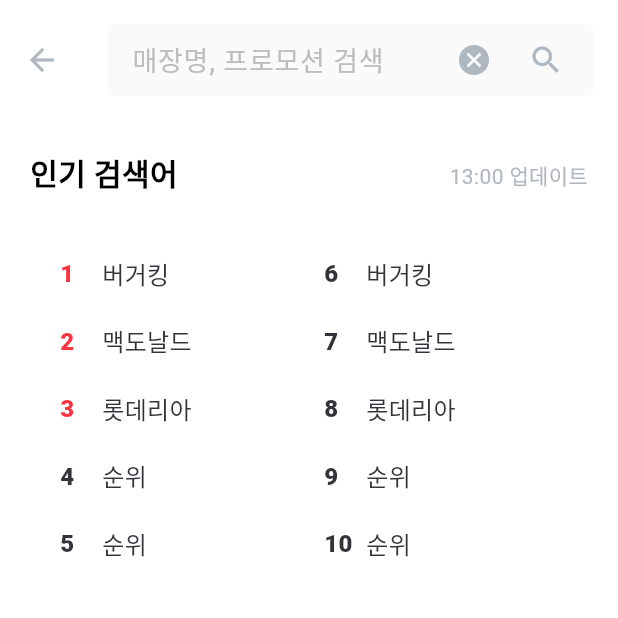
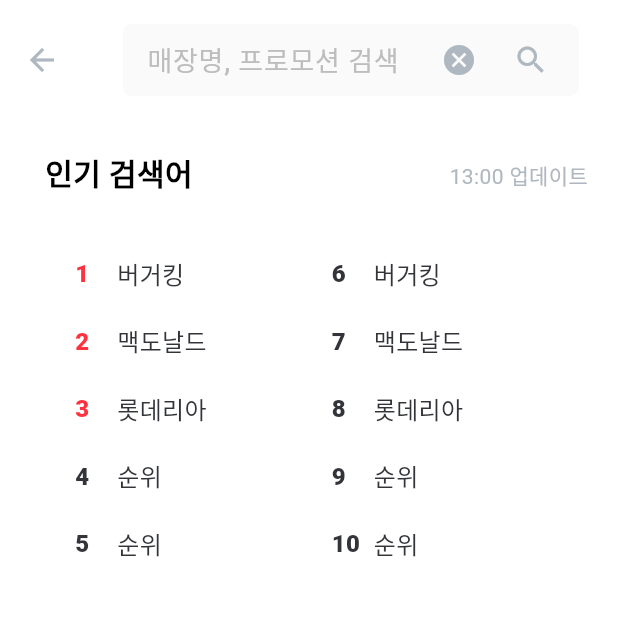
Before and after one commit to ApptiveDev/NOCHIGIMA, a Flutter app: the SearchPromotion screen opened directly, on a phone screen of 412 x 824 dp, the top half of it. Run offline on Flutter 3.47's test engine with Material 3 defaults, Android fonts, the phone set to English and light mode, and no system bars; our stand-ins replace carousel_slider, flutter_svg; Roboto replaces fonts that are missing (Pretendard).

Commit message:
design: search bar padding 조절

```diff
--- a/frontend/lib/screens/brand-promotion/search_promo_screen.dart
+++ b/frontend/lib/screens/brand-promotion/search_promo_screen.dart
@@ -25,7 +25,9 @@ class _SearchPromotionState extends State<SearchPromotion> {
         backgroundColor: Colors.white,
         elevation: 0,
         iconTheme: IconThemeData(color: Color(0xFFAFB8C1)),
-        title: SearchBar(
+        title: Padding(
+          padding: const EdgeInsets.only(left: 10, right: 10),
+          child: SearchBar(
             controller: _textController,
             hintText: "매장명, 프로모션 검색",
             hintStyle: WidgetStateProperty.all(
@@ -48,9 +50,10 @@ class _SearchPromotionState extends State<SearchPromotion> {
             constraints: BoxConstraints(maxHeight: 60),
           ),
         ),
+      ),
       // 인기 검색어
       body: Padding(
-        padding: const EdgeInsets.all(20.0),
+        padding: const EdgeInsets.fromLTRB(30.0,20.0,20.0,25.0),
         child: Column(
           mainAxisAlignment: MainAxisAlignment.start,
           children: [
```
Lines whose indentation alone changed are shown as unchanged.
